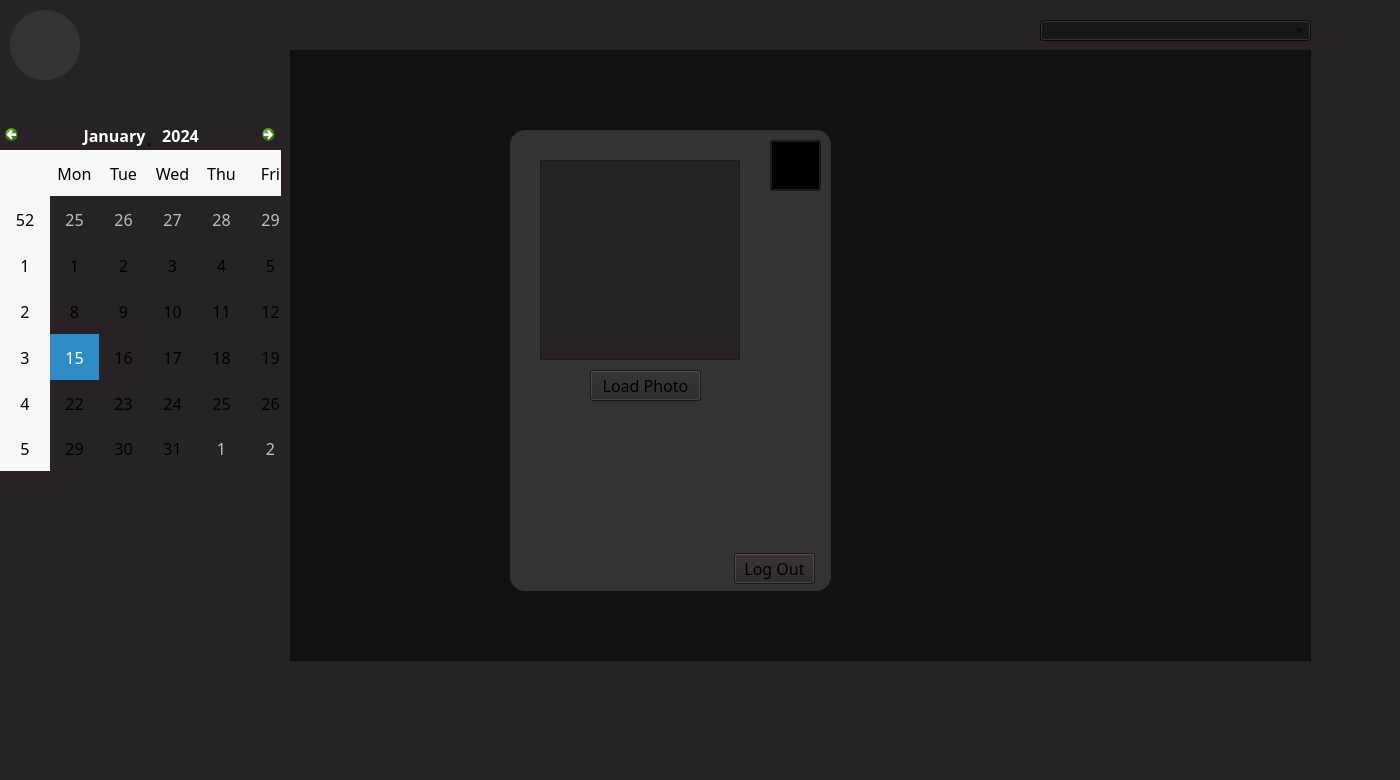
Above: ui/ui.ui from Wester35/KP before the change. Below: the same form after it.
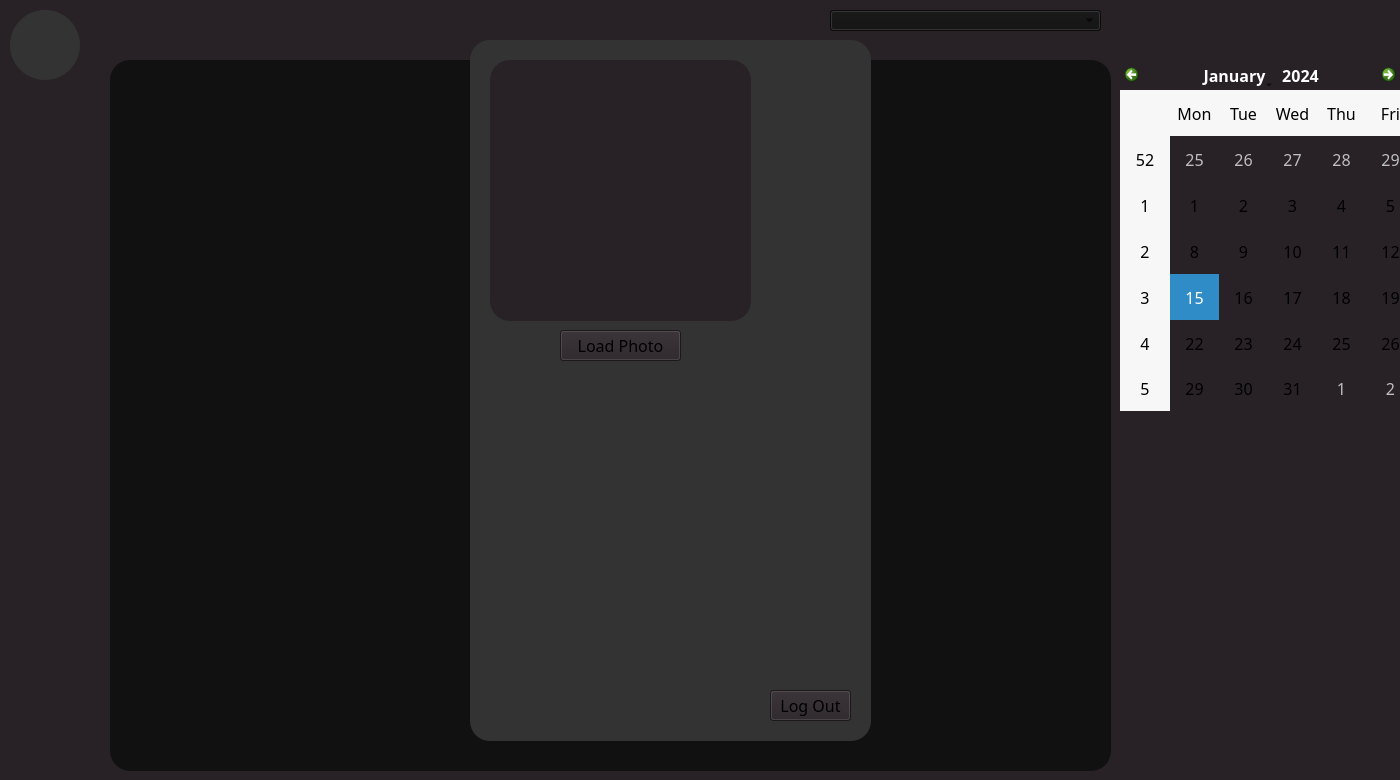
That is the form after the change.

```diff
--- a/ui/ui.ui
+++ b/ui/ui.ui
@@ -32,11 +32,10 @@
 background-color: #483D8B;
 }
 #closeButton{
-background: transparent;
-
+background-color: transparent;
+border-radius:20px;
 }
 #frame{
-border-radius:15px;
 background-color:#333;
 }
 
@@ -48,13 +47,17 @@
 }
 #comboBox{
 background-color:#111
-}</string>
+}
+QFrame{
+border-radius:20px;
+}
+</string>
   </property>
   <widget class="QComboBox" name="comboBox">
    <property name="geometry">
     <rect>
-     <x>1040</x>
-     <y>20</y>
+     <x>830</x>
+     <y>10</y>
      <width>271</width>
      <height>21</height>
     </rect>
@@ -63,10 +66,10 @@
   <widget class="QTableView" name="tableView">
    <property name="geometry">
     <rect>
-     <x>290</x>
-     <y>50</y>
-     <width>1021</width>
-     <height>611</height>
+     <x>110</x>
+     <y>60</y>
+     <width>1001</width>
+     <height>711</height>
     </rect>
    </property>
   </widget>
@@ -92,10 +95,10 @@
   <widget class="QFrame" name="frame">
    <property name="geometry">
     <rect>
-     <x>510</x>
-     <y>130</y>
-     <width>321</width>
-     <height>461</height>
+     <x>470</x>
+     <y>40</y>
+     <width>401</width>
+     <height>701</height>
     </rect>
    </property>
    <property name="frameShape">
@@ -107,9 +110,9 @@
    <widget class="QPushButton" name="pushButton">
     <property name="geometry">
      <rect>
-      <x>80</x>
-      <y>240</y>
-      <width>111</width>
+      <x>90</x>
+      <y>290</y>
+      <width>121</width>
       <height>31</height>
      </rect>
     </property>
@@ -120,8 +123,8 @@
    <widget class="QPushButton" name="closeButton">
     <property name="geometry">
      <rect>
-      <x>260</x>
-      <y>10</y>
+      <x>330</x>
+      <y>20</y>
       <width>51</width>
       <height>51</height>
      </rect>
@@ -133,10 +136,10 @@
    <widget class="QFrame" name="photo">
     <property name="geometry">
      <rect>
-      <x>30</x>
-      <y>30</y>
-      <width>200</width>
-      <height>200</height>
+      <x>20</x>
+      <y>20</y>
+      <width>261</width>
+      <height>261</height>
      </rect>
     </property>
     <property name="frameShape">
@@ -149,8 +152,8 @@
    <widget class="QPushButton" name="logoutButton">
     <property name="geometry">
      <rect>
-      <x>224</x>
-      <y>423</y>
+      <x>300</x>
+      <y>650</y>
       <width>81</width>
       <height>31</height>
      </rect>
@@ -163,8 +166,8 @@
   <widget class="QCalendarWidget" name="calendarWidget">
    <property name="geometry">
     <rect>
-     <x>0</x>
-     <y>120</y>
+     <x>1120</x>
+     <y>60</y>
      <width>281</width>
      <height>351</height>
     </rect>
```
